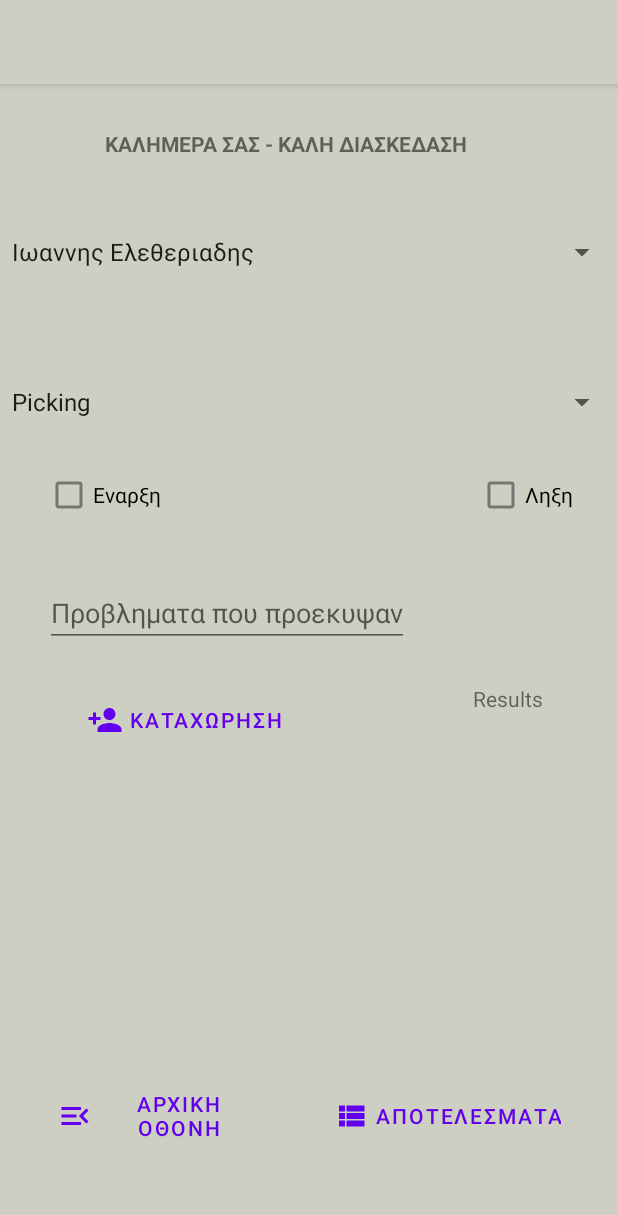
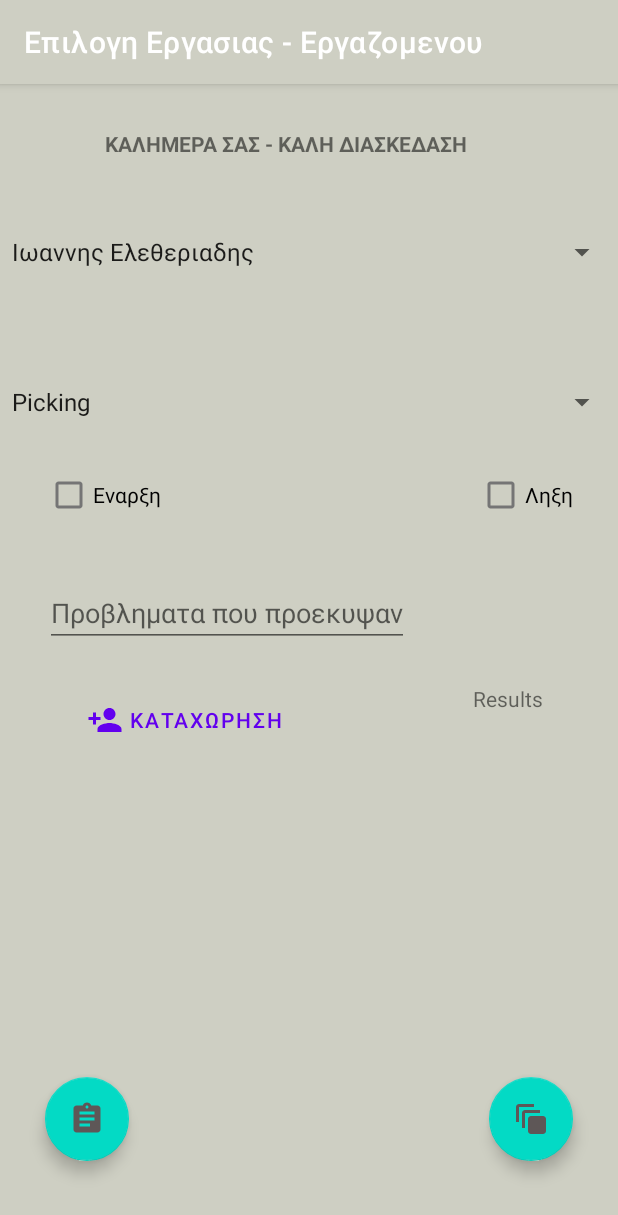
Before and after one commit to mlbcraven/Work_declaration_App, an Android app: the fragment FragmentEntry placed in its activity, on a phone screen of 412 x 824 dp. Shown: the top 1215 px of the screen. Run offline under Robolectric (Android 15) with nearby library versions, the phone set to English and light mode, and no system bars.

Commit message:
UI changes

```diff
--- a/app/src/main/java/com/example/spinnerrecycler/FragmentEntry.kt
+++ b/app/src/main/java/com/example/spinnerrecycler/FragmentEntry.kt
@@ -90,6 +90,7 @@ class FragmentEntry:Fragment(R.layout.fragment_entry) {
 
         sqLiteHelper = SQLiteHelper(requireActivity() as MainActivity)
 
+
         return view
 
 
@@ -97,7 +98,7 @@ class FragmentEntry:Fragment(R.layout.fragment_entry) {
 
     override fun onViewCreated(view: View, savedInstanceState: Bundle?) {
         super.onViewCreated(view, savedInstanceState)
-        (activity as AppCompatActivity).supportActionBar?.title = WorkerSelected
+        (activity as AppCompatActivity).supportActionBar?.title = "Επιλογη Εργασιας - Εργαζομενου"
     }
 
     private fun addEntry() {
--- a/app/src/main/java/com/example/spinnerrecycler/FragmentShow.kt
+++ b/app/src/main/java/com/example/spinnerrecycler/FragmentShow.kt
@@ -6,10 +6,12 @@ import android.view.View
 import android.view.ViewGroup
 import androidx.annotation.MainThread
 import androidx.appcompat.app.AlertDialog
+import androidx.appcompat.app.AppCompatActivity
 import androidx.fragment.app.Fragment
 import androidx.recyclerview.widget.LinearLayoutManager
 import androidx.recyclerview.widget.RecyclerView
 import com.example.spinnerrecycler.databinding.FragmentEntryBinding
+import com.example.spinnerrecycler.databinding.FragmentLoginBinding
 import com.example.spinnerrecycler.databinding.FragmentShowBinding
 import com.example.spinnerrecycler.db.Entry
 import com.example.spinnerrecycler.db.SQLiteHelper
@@ -26,7 +28,7 @@ class FragmentShow: Fragment(R.layout.fragment_show) {
         savedInstanceState: Bundle?
     ): View? {
 
-
+        (activity as AppCompatActivity).supportActionBar?.title = "Αποτελεσματα "
         _binding = FragmentShowBinding.inflate(inflater,container,false)
         return binding!!.root
     }
--- a/app/src/main/java/com/example/spinnerrecycler/LoginFragment.kt
+++ b/app/src/main/java/com/example/spinnerrecycler/LoginFragment.kt
@@ -1,10 +1,12 @@
 package com.example.spinnerrecycler
 
+import android.app.ActionBar
 import android.os.Bundle
 import android.view.LayoutInflater
 import android.view.View
 import android.view.ViewGroup
 import android.widget.Toast
+import android.widget.Toolbar
 import androidx.fragment.app.Fragment
 import com.example.spinnerrecycler.databinding.FragmentLoginBinding
 
@@ -33,12 +35,16 @@ class LoginFragment:Fragment(R.layout.fragment_login) {
             if ((string == "pda2") && (int == 2)){
                 Toast.makeText(context,"Welcome Admin",Toast.LENGTH_SHORT).show()
 
+
             }
-             else if ((string == "pda3") && (int == 3 )) {
+                else if ((string == "pda3") && (int == 3 )) {
                  Toast.makeText(context,"Welcome User 3", Toast.LENGTH_SHORT).show()
 
             }
-             else {
+                else if ((string == "Guest") && (int == 1234)) {
+                Toast.makeText(context,"Welcome Guest", Toast.LENGTH_SHORT).show()
+            }
+                else {
                 Toast.makeText(context,"User Hasn't lodged in",Toast.LENGTH_SHORT).show()
             }
         }
--- a/app/src/main/java/com/example/spinnerrecycler/MainActivity.kt
+++ b/app/src/main/java/com/example/spinnerrecycler/MainActivity.kt
@@ -2,8 +2,12 @@ package com.example.spinnerrecycler
 
 import androidx.appcompat.app.AppCompatActivity
 import android.os.Bundle
+import android.util.Log
 import androidx.fragment.app.Fragment
+import androidx.fragment.app.findFragment
+import androidx.navigation.findNavController
 import com.example.spinnerrecycler.databinding.ActivityMainBinding
+import com.example.spinnerrecycler.databinding.FragmentLoginBinding
 import com.example.spinnerrecycler.db.SQLiteHelper
 
 class MainActivity : AppCompatActivity() {
@@ -31,8 +35,7 @@ class MainActivity : AppCompatActivity() {
 
         }
 
-        val actionBar = supportActionBar
-        actionBar?.title = FragmentEntry().WorkerSelected
+
     }
 
 
--- /dev/null
+++ b/app/src/main/res/drawable/ic_baseline_assignment_24.xml
@@ -0,0 +1,5 @@
+<vector android:autoMirrored="true" android:height="24dp"
+    android:tint="#000000" android:viewportHeight="24"
+    android:viewportWidth="24" android:width="24dp" xmlns:android="http://schemas.android.com/apk/res/android">
+    <path android:fillColor="@android:color/white" android:pathData="M19,3h-4.18C14.4,1.84 13.3,1 12,1c-1.3,0 -2.4,0.84 -2.82,2L5,3c-1.1,0 -2,0.9 -2,2v14c0,1.1 0.9,2 2,2h14c1.1,0 2,-0.9 2,-2L21,5c0,-1.1 -0.9,-2 -2,-2zM12,3c0.55,0 1,0.45 1,1s-0.45,1 -1,1 -1,-0.45 -1,-1 0.45,-1 1,-1zM14,17L7,17v-2h7v2zM17,13L7,13v-2h10v2zM17,9L7,9L7,7h10v2z"/>
+</vector>
--- /dev/null
+++ b/app/src/main/res/drawable/ic_baseline_auto_awesome_motion_24.xml
@@ -0,0 +1,5 @@
+<vector android:height="24dp" android:tint="#000000"
+    android:viewportHeight="24" android:viewportWidth="24"
+    android:width="24dp" xmlns:android="http://schemas.android.com/apk/res/android">
+    <path android:fillColor="@android:color/white" android:pathData="M14,2L4,2c-1.11,0 -2,0.9 -2,2v10h2L4,4h10L14,2zM18,6L8,6c-1.11,0 -2,0.9 -2,2v10h2L8,8h10L18,6zM20,10h-8c-1.11,0 -2,0.9 -2,2v8c0,1.1 0.89,2 2,2h8c1.1,0 2,-0.9 2,-2v-8c0,-1.1 -0.9,-2 -2,-2z"/>
+</vector>
--- a/app/src/main/res/layout/activity_main.xml
+++ b/app/src/main/res/layout/activity_main.xml
@@ -13,20 +13,17 @@
         android:layout_height="590dp"
         />
 
-    <Button
+    <com.google.android.material.floatingactionbutton.FloatingActionButton
         android:id="@+id/btnFirstFragment"
-        style="@style/Widget.MaterialComponents.Button.TextButton.Icon"
         android:layout_width="150dp"
         android:layout_height="60dp"
         android:layout_alignParentBottom="true"
         android:layout_marginStart="30dp"
         android:layout_marginBottom="50dp"
-        android:text="Αρχικη Οθονη"
-        app:icon="@drawable/ic_baseline_menu_open_24" />
+        android:src="@drawable/ic_baseline_assignment_24" />
 
-    <Button
+    <com.google.android.material.floatingactionbutton.FloatingActionButton
         android:id="@+id/btnSecondFragment"
-        style="@style/Widget.MaterialComponents.Button.TextButton.Icon"
         android:layout_width="wrap_content"
         android:layout_height="60dp"
         android:layout_alignParentEnd="true"
@@ -34,8 +31,8 @@
         android:layout_marginTop="30dp"
         android:layout_marginEnd="30dp"
         android:layout_marginBottom="50dp"
-        android:text="Αποτελεσματα"
-        app:icon="@drawable/ic_baseline_view_list_24" />
+        android:src="@drawable/ic_baseline_auto_awesome_motion_24"
+        />
 
 
 
--- a/app/src/main/res/layout/fragment_login.xml
+++ b/app/src/main/res/layout/fragment_login.xml
@@ -12,7 +12,7 @@
         android:layout_marginTop="150dp"
         android:id="@+id/ed_worker"
         android:inputType="text"
-        android:text="Enter Name"
+        android:text="Guest"
         />
 
     <EditText
@@ -23,7 +23,7 @@
         android:layout_marginTop="28dp"
         android:layout_centerHorizontal="true"
         android:inputType="numberPassword"
-        android:text="Enter Password"
+        android:text="1234"
         />
 
     <Button
```
